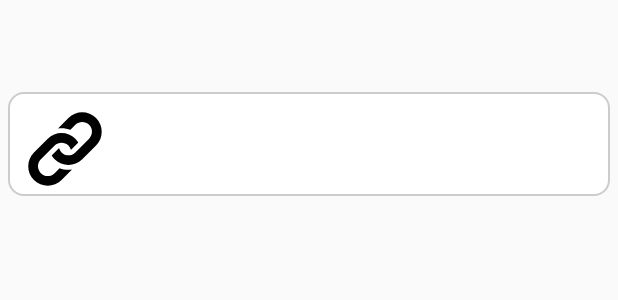
After one commit to linahandayani/retrofitCRUD, an Android app: the layout karyawan.xml on its own in the app's theme, with its tools: preview values and no code run, on a phone screen of 412 x 824 dp. The commit adds this screen. Shown: the top 300 px of the screen. Run offline under Robolectric (Android 15) with nearby library versions, the phone set to English and light mode, and no system bars.

Commit message:
adapter layout

```diff
--- /dev/null
+++ b/app/src/main/res/drawable/ic_github.xml
@@ -0,0 +1,4 @@
+<vector android:height="24dp" android:viewportHeight="1024"
+    android:viewportWidth="1024" android:width="24dp" xmlns:android="http://schemas.android.com/apk/res/android">
+    <path android:fillColor="#1B1F23" android:fillType="evenOdd" android:pathData="M512,0C229.12,0 0,229.12 0,512C0,738.56 146.56,929.92 350.08,997.76C375.68,1002.24 385.28,986.88 385.28,973.44C385.28,961.28 384.64,920.96 384.64,878.08C256,901.76 222.72,846.72 212.48,817.92C206.72,803.2 181.76,757.76 160,745.6C142.08,736 116.48,712.32 159.36,711.68C199.68,711.04 228.48,748.8 238.08,764.16C284.16,841.6 357.76,819.84 387.2,806.4C391.68,773.12 405.12,750.72 419.84,737.92C305.92,725.12 186.88,680.96 186.88,485.12C186.88,429.44 206.72,383.36 239.36,347.52C234.24,334.72 216.32,282.24 244.48,211.84C244.48,211.84 287.36,198.4 385.28,264.32C426.24,252.8 469.76,247.04 513.28,247.04C556.8,247.04 600.32,252.8 641.28,264.32C739.2,197.76 782.08,211.84 782.08,211.84C810.24,282.24 792.32,334.72 787.2,347.52C819.84,383.36 839.68,428.8 839.68,485.12C839.68,681.6 720,725.12 606.08,737.92C624.64,753.92 640.64,784.64 640.64,832.64C640.64,901.12 640,956.16 640,973.44C640,986.88 649.6,1002.88 675.2,997.76C877.44,929.92 1024,737.92 1024,512C1024,229.12 794.88,0 512,0Z"/>
+</vector>
--- /dev/null
+++ b/app/src/main/res/drawable/ic_link.xml
@@ -0,0 +1,4 @@
+<vector android:height="24dp" android:viewportHeight="512"
+    android:viewportWidth="512" android:width="24dp" xmlns:android="http://schemas.android.com/apk/res/android">
+    <path android:fillColor="#010101" android:pathData="M459.654,233.373l-90.531,90.5c-49.969,50 -131.031,50 -181,0c-7.875,-7.844 -14.031,-16.688 -19.438,-25.813l42.063,-42.063c2,-2.016 4.469,-3.172 6.828,-4.531c2.906,9.938 7.984,19.344 15.797,27.156c24.953,24.969 65.563,24.938 90.5,0l90.5,-90.5c24.969,-24.969 24.969,-65.563 0,-90.516c-24.938,-24.953 -65.531,-24.953 -90.5,0l-32.188,32.219c-26.109,-10.172 -54.25,-12.906 -81.641,-8.891l68.578,-68.578c50,-49.984 131.031,-49.984 181.031,0C509.623,102.342 509.623,183.389 459.654,233.373zM220.326,382.186l-32.203,32.219c-24.953,24.938 -65.563,24.938 -90.516,0c-24.953,-24.969 -24.953,-65.563 0,-90.531l90.516,-90.5c24.969,-24.969 65.547,-24.969 90.5,0c7.797,7.797 12.875,17.203 15.813,27.125c2.375,-1.375 4.813,-2.5 6.813,-4.5l42.063,-42.047c-5.375,-9.156 -11.563,-17.969 -19.438,-25.828c-49.969,-49.984 -131.031,-49.984 -181.016,0l-90.5,90.5c-49.984,50 -49.984,131.031 0,181.031c49.984,49.969 131.031,49.969 181.016,0l68.594,-68.594C274.561,395.092 246.42,392.342 220.326,382.186z"/>
+</vector>
--- /dev/null
+++ b/app/src/main/res/drawable/ic_twitter.xml
@@ -0,0 +1,4 @@
+<?xml version="1.0" encoding="utf-8"?>
+<selector xmlns:android="http://schemas.android.com/apk/res/android">
+
+</selector>
--- /dev/null
+++ b/app/src/main/res/drawable/item_border.xml
@@ -0,0 +1,14 @@
+<?xml version="1.0" encoding="utf-8"?>
+<shape xmlns:android="http://schemas.android.com/apk/res/android"
+    android:shape="rectangle">
+    <solid  android:color="#ffffff" />
+    <stroke
+        android:width="1dip"
+        android:color="#cccccc" />
+
+    <corners
+        android:bottomRightRadius="10dp"
+        android:bottomLeftRadius="10dp"
+        android:topLeftRadius="10dp"
+        android:topRightRadius="10dp"/>
+</shape>
--- /dev/null
+++ b/app/src/main/res/layout/karyawan.xml
@@ -0,0 +1,15 @@
+<?xml version="1.0" encoding="utf-8"?>
+<RelativeLayout xmlns:android="http://schemas.android.com/apk/res/android"
+    xmlns:tools="http://schemas.android.com/tools"
+    android:orientation="vertical"
+    android:layout_width="match_parent"
+    android:layout_height="match_parent">
+    <androidx.recyclerview.widget.RecyclerView
+        android:layout_width="match_parent"
+        android:layout_height="match_parent"
+        android:id="@+id/rv_karyawan"
+        android:layout_marginTop="?actionBarSize"
+        tools:listitem="@layout/karyawan_adapter">
+    </androidx.recyclerview.widget.RecyclerView>
+
+</RelativeLayout>
--- /dev/null
+++ b/app/src/main/res/layout/karyawan_adapter.xml
@@ -0,0 +1,55 @@
+<?xml version="1.0" encoding="utf-8"?>
+<LinearLayout xmlns:android="http://schemas.android.com/apk/res/android"
+    android:layout_width="match_parent"
+    android:layout_height="match_parent"
+    android:orientation="vertical"
+    android:padding="5dp">
+
+    <RelativeLayout
+        android:layout_width="fill_parent"
+        android:layout_height="wrap_content"
+        android:layout_margin="0dp"
+        android:background="@drawable/item_border"
+        android:padding="4dp">
+
+        <ImageView
+            android:id="@+id/iv_karyawan"
+            android:layout_width="52dp"
+            android:layout_height="52dp"
+            android:layout_alignParentLeft="true"
+            android:layout_marginLeft="8dp"
+            android:layout_marginTop="8dp"
+            android:layout_marginRight="8dp"
+            android:layout_marginBottom="1dp"
+            android:contentDescription="icon"
+            android:src="@drawable/ic_link" />
+
+        <!-- Nama karyawan-->
+        <TextView
+            android:id="@+id/tv_nama_karyawan"
+            android:layout_width="fill_parent"
+            android:layout_height="wrap_content"
+            android:layout_alignBaseline="@+id/iv_karyawan"
+            android:layout_marginLeft="8dp"
+            android:layout_marginTop="8dp"
+            android:layout_marginRight="8dp"
+            android:layout_toRightOf="@+id/iv_karyawan"
+            android:textColor="@android:color/black"
+            android:textSize="18dp"
+            android:textStyle="bold" />
+
+        <TextView
+            android:id="@+id/tv_bagian"
+            android:layout_width="fill_parent"
+            android:layout_height="wrap_content"
+            android:layout_below="@+id/tv_nama_karyawan"
+            android:layout_alignBaseline="@+id/iv_karyawan"
+            android:layout_marginLeft="8dp"
+            android:layout_marginTop="2dp"
+            android:layout_marginRight="8dp"
+            android:layout_toRightOf="@+id/iv_karyawan"
+            android:textColor="@android:color/holo_blue_dark"
+            android:textSize="14dp" />
+
+    </RelativeLayout>
+</LinearLayout>
```
Also changed, not shown: app/src/main/res/drawable/ic_launcher_back.xml (added, +170 -0 lines), app/src/main/res/layout/activity_home_page.xml (+21 -20 lines).
